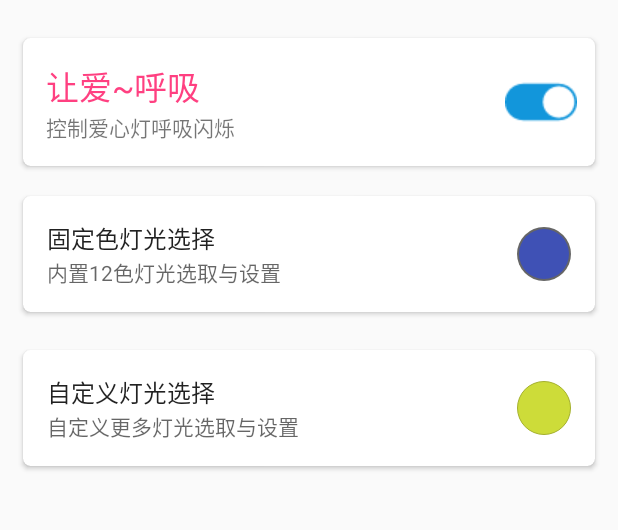
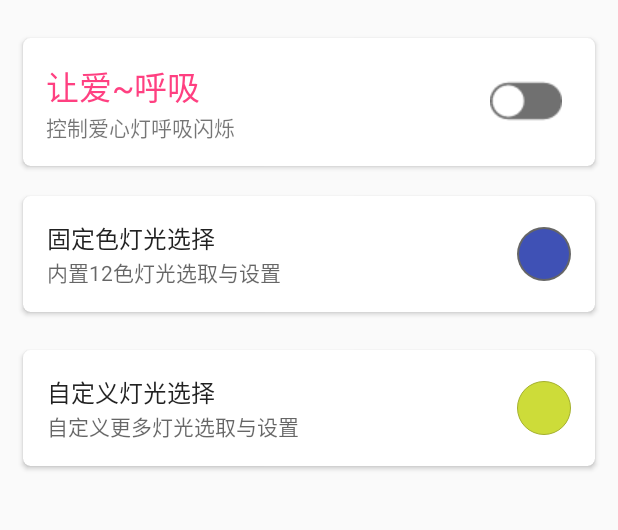
Before and after one commit to AndrewHYC/ColorLight-IOT, an Android app: the MainActivity screen opened directly, with no data from a screen before it, on a phone screen of 412 x 824 dp, the part 375-905 px from its top. Run offline under Robolectric (Android 15) with nearby library versions, the phone set to English and light mode, and no system bars; libraries missing offline, so code that uses them is left out: org.eclipse.paho; pictures from the network do not load; 1 statement that could not run was skipped.

Commit message:
修复一些bug

```diff
--- a/demo/src/main/java/com/example/hyc/colorlight/demo/MQTTService.java
+++ b/demo/src/main/java/com/example/hyc/colorlight/demo/MQTTService.java
@@ -26,6 +26,7 @@ public class MQTTService extends Service {
 
     private static MqttAndroidClient client;
     private MqttConnectOptions conOpt;
+    private String str1;
 
     // private String host = "tcp://10.0.2.2:61613";
     private String host = "tcp://www.dongvdong.top:1883";
@@ -152,8 +153,8 @@ public class MQTTService extends Service {
 
         @Override
         public void messageArrived(String topic, MqttMessage message) throws Exception {
-
-            final String str1 = new String(message.getPayload());
+            str1 = new String(message.getPayload());
+            Log.d(TAG, "messageArrived: gggggggggggggggggggg="+str1);
             MQTTMessage msg = new MQTTMessage();
             msg.setMessage(str1);
 
@@ -162,7 +163,6 @@ public class MQTTService extends Service {
                 intent.putExtra("Message",str1);
                 intent.setAction("com.example.hyc.colorlight.demo.MQTTService");
                 sendBroadcast(intent);
-
 
             String str2 = topic + ";qos:" + message.getQos() + ";retained:" + message.isRetained();
             Log.i(TAG, "messageArrived:" + str1);
--- a/demo/src/main/res/layout/activity_main.xml
+++ b/demo/src/main/res/layout/activity_main.xml
@@ -86,16 +86,15 @@
                                 android:layout_height="wrap_content" />
                         </LinearLayout>
 
-
                         <ToggleButton
                             android:id="@+id/breath_tb"
-                            android:layout_width="60dp"
-                            android:layout_height="30dp"
+                            android:layout_width="70dp"
+                            android:layout_height="70dp"
                             android:layout_alignParentRight="true"
                             android:layout_centerVertical="true"
                             android:background="#00ffffff"
                             android:button="@drawable/account_message_select"
-                            android:checked="true"
+                            android:checked="false"
                             android:text=""
                             android:textOff=""
                             android:textOn=""/>
```
Also changed, not shown: demo/src/main/java/com/example/hyc/colorlight/demo/MainActivity.java (+60 -23 lines), 12 other files.
